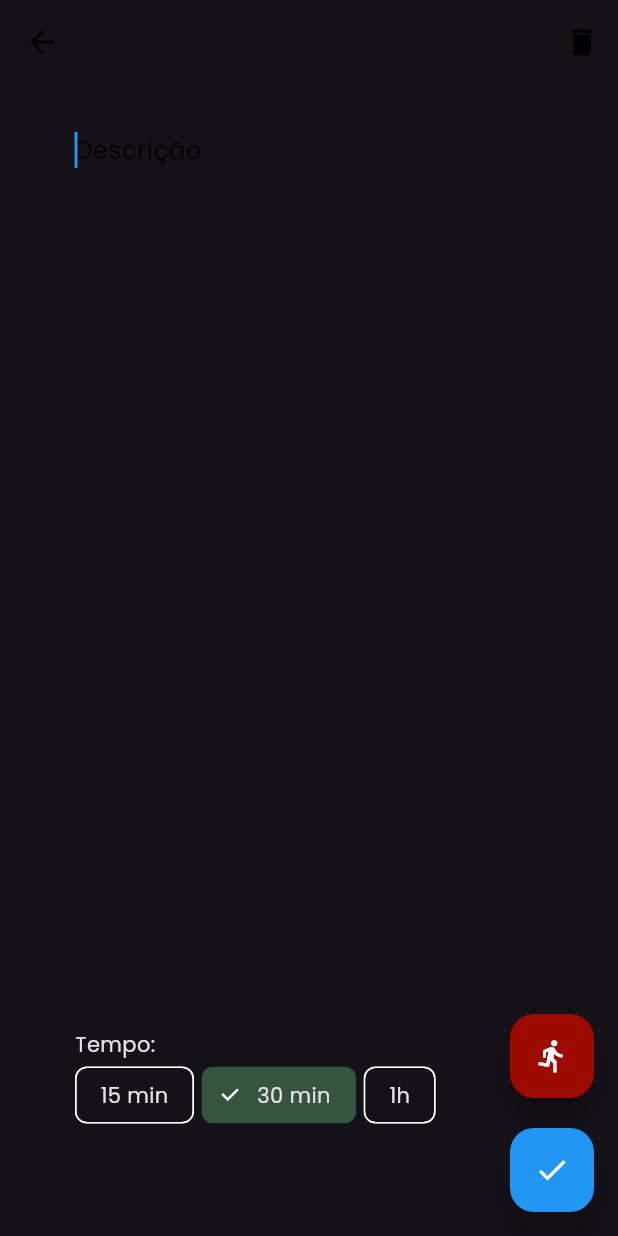
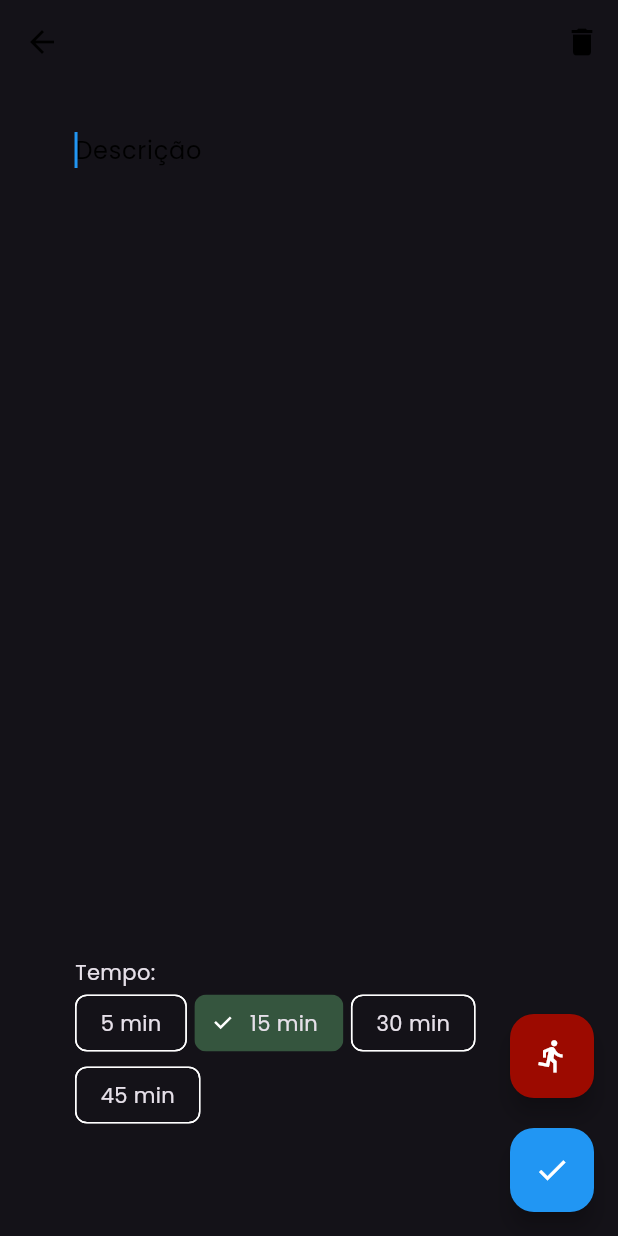
Before and after one commit to pietroid/cron_v0, a Flutter app: the ActivityScreen screen opened directly, on a phone screen of 412 x 824 dp. Run offline on Flutter 3.47's test engine with Material 3 defaults, Android fonts, the phone set to English and light mode, and no system bars; our stand-ins replace equatable, flutter_bloc, google_fonts, hydrated_bloc, loading_animation_widget.

Commit message:
formatting enqueued

```diff
--- a/lib/presentation/screens/activity_screen.dart
+++ b/lib/presentation/screens/activity_screen.dart
@@ -168,15 +168,16 @@ class _TimeActionChoiceState extends State<TimeActionChoice> {
     final theme = Theme.of(context);
 
     final Map<String, Duration> timeMap = {
+      '5 min': const Duration(minutes: 5),
       '15 min': const Duration(minutes: 15),
       '30 min': const Duration(minutes: 30),
-      '1h': const Duration(hours: 1),
+      '45 min': const Duration(minutes: 45),
     };
 
     return Wrap(
       spacing: 5.0,
       children: List<Widget>.generate(
-        3,
+        4,
         (int index) {
           return ChoiceChip(
             selectedColor: theme.colorScheme.secondary,
```
Also changed, not shown: lib/presentation/widgets/enqued_activity_card.dart (+16 -5 lines).
